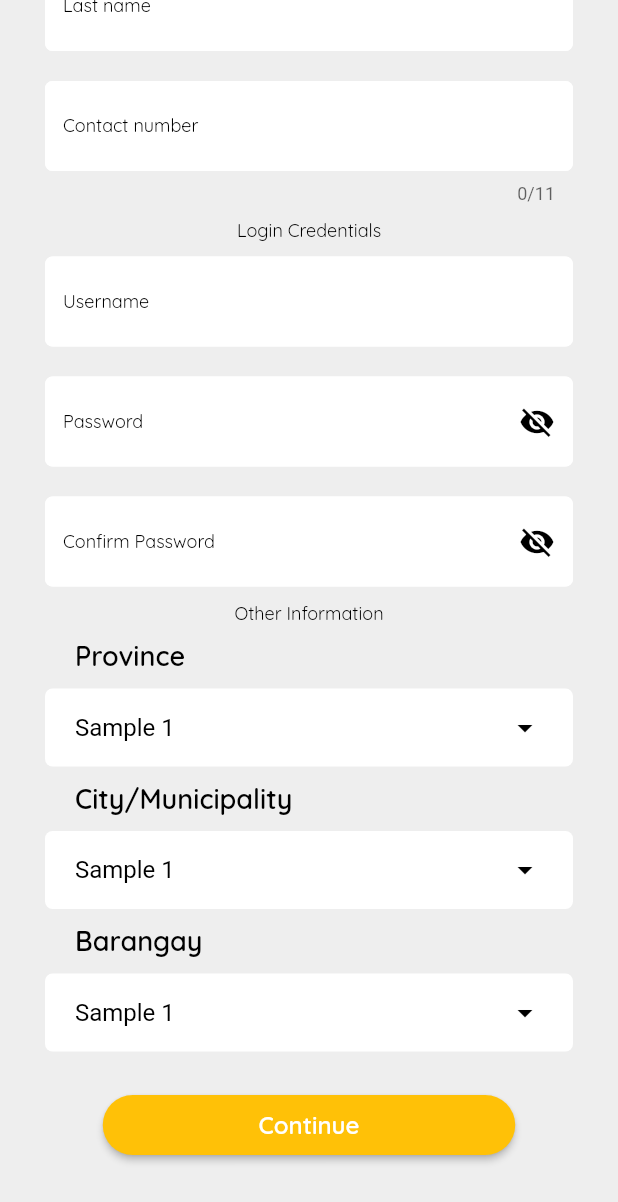
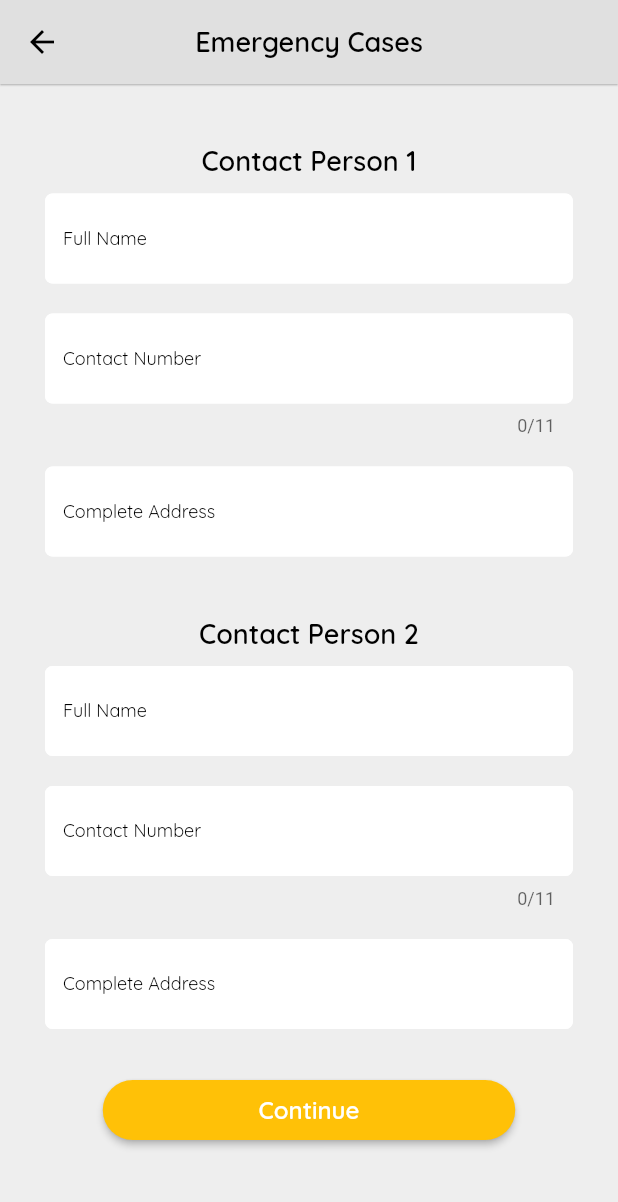
Before and after one commit to CarLKnight6/Metro_User, a Flutter app: the SignupPage screen opened directly, scrolled down 316 dp, after a tap on "Continue", on a phone screen of 412 x 824 dp. Shown: the top 1202 px of the screen. Run offline on Flutter 3.47's test engine with Material 2 defaults, Android fonts, the light colour scheme and no system bars; Roboto replaces fonts that are missing (Quicksand).

Commit message:
Add. signup page 2

```diff
--- a/lib/auth/signup.dart
+++ b/lib/auth/signup.dart
@@ -1,4 +1,5 @@
 import 'package:flutter/material.dart';
+import 'package:taxi_user/auth/signup2.dart';
 import 'package:taxi_user/widgets/buttons/button_widget.dart';
 import 'package:taxi_user/widgets/text/text_bold.dart';
 import 'package:taxi_user/widgets/text/text_regular.dart';
@@ -463,9 +464,8 @@ class _SignupPageState extends State<SignupPage> {
                   label: 'Continue',
                   color: Colors.amber,
                   onPressed: () {
-                    //                   Navigator.of(context).pushReplacement(
-                    // MaterialPageRoute(
-                    // 	builder: (context) => const NameOfPage()));
+                    Navigator.of(context).push(
+                        MaterialPageRoute(builder: (context) => Signup2()));
                   }),
               const SizedBox(
                 height: 50,
--- /dev/null
+++ b/lib/auth/signup2.dart
@@ -0,0 +1,93 @@
+import 'package:flutter/material.dart';
+import 'package:taxi_user/auth/login.dart';
+import 'package:taxi_user/widgets/buttons/button_widget.dart';
+import 'package:taxi_user/widgets/dialogs/normal_dialog.dart';
+import 'package:taxi_user/widgets/text/text_bold.dart';
+import 'package:taxi_user/widgets/textfields/contactnumber_field.dart';
+import 'package:taxi_user/widgets/textfields/normal_field.dart';
+
+class Signup2 extends StatelessWidget {
+  final _person1fullnameController = TextEditingController();
+  final _person1addressController = TextEditingController();
+  final _person1contactnumberController = TextEditingController();
+
+  final _person2fullnameController = TextEditingController();
+  final _person2addressController = TextEditingController();
+  final _person2contactnumberController = TextEditingController();
+
+  @override
+  Widget build(BuildContext context) {
+    return Scaffold(
+      backgroundColor: Colors.grey[200],
+      appBar: AppBar(
+        elevation: 0.5,
+        foregroundColor: Colors.black,
+        backgroundColor: Colors.grey[300],
+        title: TextBold(
+            text: 'Emergency Cases', fontSize: 18, color: Colors.black),
+        centerTitle: true,
+      ),
+      body: Center(
+        child: SingleChildScrollView(
+          child: Column(
+            children: [
+              const SizedBox(
+                height: 30,
+              ),
+              TextBold(
+                  text: 'Contact Person 1', fontSize: 18, color: Colors.black),
+              NormalTextField(
+                  controller: _person1fullnameController, label: 'Full Name'),
+              ContactNumberField(
+                  controller: _person1contactnumberController,
+                  label: 'Contact Number'),
+              NormalTextField(
+                  controller: _person1addressController,
+                  label: 'Complete Address'),
+              const SizedBox(
+                height: 30,
+              ),
+              TextBold(
+                  text: 'Contact Person 2', fontSize: 18, color: Colors.black),
+              NormalTextField(
+                  controller: _person2fullnameController, label: 'Full Name'),
+              ContactNumberField(
+                  controller: _person2contactnumberController,
+                  label: 'Contact Number'),
+              NormalTextField(
+                  controller: _person2addressController,
+                  label: 'Complete Address'),
+              const SizedBox(
+                height: 20,
+              ),
+              ButtonWidget(
+                  label: 'Continue',
+                  color: Colors.amber,
+                  onPressed: () {
+                    showDialog(
+                        barrierDismissible: false,
+                        context: context,
+                        builder: (context) {
+                          return NormalDialog(
+                              label: 'Account created succesfully!',
+                              buttonColor: Colors.amber,
+                              buttonText: 'Continue',
+                              icon: Icons.check_circle_rounded,
+                              onPressed: () {
+                                Navigator.of(context).pushReplacement(
+                                    MaterialPageRoute(
+                                        builder: (context) => LoginPage()));
+                              },
+                              iconColor: Colors.amber);
+                        });
+                  }),
+              const SizedBox(
+                height: 50,
+              ),
+            ],
+          ),
+        ),
+      ),
+    );
+  }
+}
```
Also changed, not shown: lib/widgets/dialogs/normal_dialog.dart (added, +53 -0 lines).
